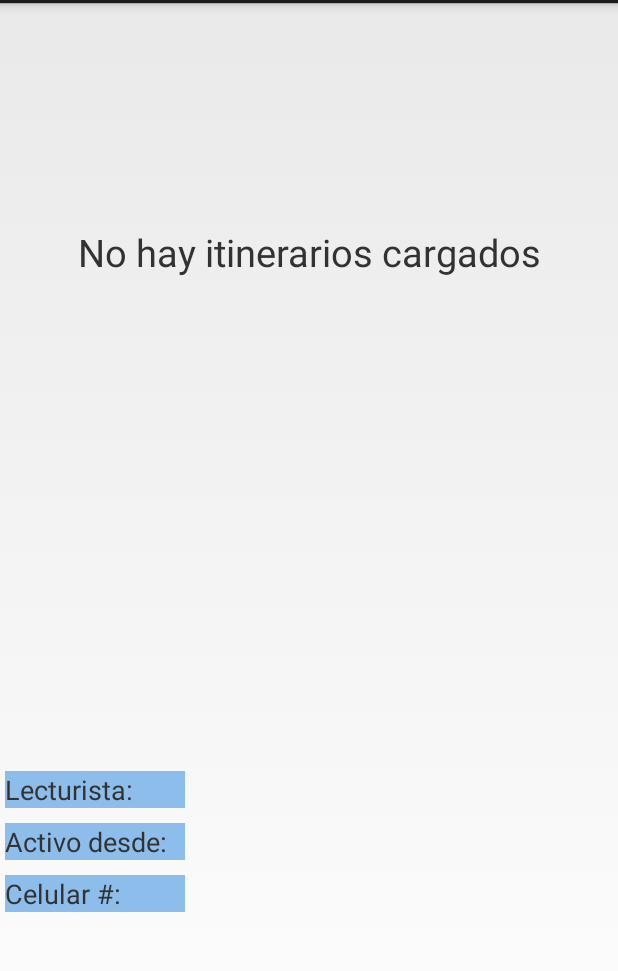
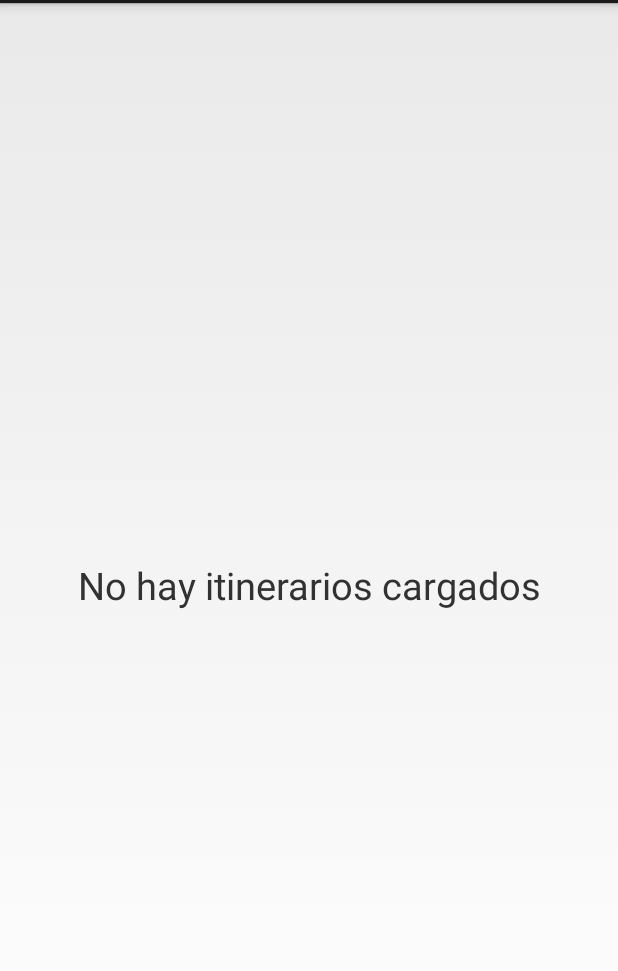
Before and after one commit to ryolp/SISTOLE_Engie_v1, an Android app: the layout entrada_principal.xml on its own in the app's theme, with its tools: preview values and no code run, on a phone screen of 412 x 824 dp, the part 69-1040 px from its top. Run offline under Robolectric (Android 15) with nearby library versions, the phone set to English and light mode, and no system bars.

Commit message:
Prinicipal fragment. Mostrar los datos del lecturista en el ResumenGridAdapter. TomaDeLecturaEngie. Que en la función getPrincipal regrese los datos del lecturista. WebApiService. Que de manera predeterminada apunte al HTTPS de Engie.

```diff
--- a/app/src/main/java/enruta/sistole_gen/Principal.java
+++ b/app/src/main/java/enruta/sistole_gen/Principal.java
@@ -36,10 +36,9 @@ public class Principal extends Fragment {
         rootView = inflater.inflate(R.layout.entrada_principal, container, false);
 
         ma_papa = (Main) getActivity();
-        globales = (Globales)rootView.getContext().getApplicationContext();
+        globales = (Globales) rootView.getContext().getApplicationContext();
 
         actualizaResumen();
-        llenarInfoLecturista();
 
         //Esto fue una prueba... es la manera de comunicarme con su padre...
         //((Main)getActivity()).finish();
@@ -161,35 +160,4 @@ public class Principal extends Fragment {
 
 
     }
-
-    private void llenarInfoLecturista() {
-        TextView lblLecturista;
-        TextView lblActivoDesde;
-        TextView lblCelular;
-        EmpleadoCplEntity emp;
-
-        lblLecturista = (TextView)rootView.findViewById(R.id.lbl_lecturista);
-        lblActivoDesde = (TextView)rootView.findViewById(R.id.lbl_activoDesde);
-        lblCelular = (TextView)rootView.findViewById(R.id.lbl_celular);
-
-        if (lblLecturista == null || lblActivoDesde == null || lblCelular == null) {
-            showMessageLong("Error al crear controles");
-            return;
-        }
-
-        if (globales.usuarioEntity == null)
-            return;
-
-        lblLecturista.setText(globales.usuarioEntity.NombreCompleto);
-        //lblActivoDesde.setText(globales.usuarioEntity.FechaActivo);
-        lblCelular.setText(globales.usuarioEntity.Telefono);
-    }
-
-    private void showMessageLong(String sMessage) {
-        Toast.makeText(rootView.getContext(), sMessage, Toast.LENGTH_LONG).show();
-    }
-
-    private void showMessageShort(String sMessage) {
-        Toast.makeText(rootView.getContext(), sMessage, Toast.LENGTH_SHORT).show();
-    }
 }
--- a/app/src/main/java/enruta/sistole_gen/TomaDeLecturasEngie.java
+++ b/app/src/main/java/enruta/sistole_gen/TomaDeLecturasEngie.java
@@ -1485,8 +1485,8 @@ public class TomaDeLecturasEngie extends TomaDeLecturasGenerica {
 
         // RLR, 2022-08, Se agregan los datos del lecturista
         if (globales.usuarioEntity != null) {
-            resumen.add(new EstructuraResumen(globales.usuarioEntity.NombreCompleto, "Lecturista:"));
-            resumen.add(new EstructuraResumen(globales.usuarioEntity.Telefono,"Celular:"));
+            resumen.add(new EstructuraResumen(globales.usuarioEntity.NombreCompleto, "Lect:"));
+            resumen.add(new EstructuraResumen(globales.usuarioEntity.Telefono,"Cel:"));
             resumen.add(new EstructuraResumen("", "")); //Agregamos una linea mas
         }
 
--- a/app/src/main/java/enruta/sistole_gen/services/WebApiService.java
+++ b/app/src/main/java/enruta/sistole_gen/services/WebApiService.java
@@ -20,7 +20,7 @@ public class WebApiService {
         //apiURL = "http://192.168.2.103/sistolewebapi/";
         //apiURL = "http://192.168.2.103/sistoleweb_dev1/";
         //apiURL = "http://192.168.2.103:8080/";
-        apiURL = "http://engie.sistoleweb.com/";
+        apiURL = "https://engie.sistoleweb.com/";
 
         return Create(apiURL);
     }
--- a/app/src/main/res/layout/entrada_principal.xml
+++ b/app/src/main/res/layout/entrada_principal.xml
@@ -7,14 +7,6 @@
     android:theme="@style/CPL_PrincipalTheme"
     tools:context=".Main">
 
-    <LinearLayout
-        android:layout_width="match_parent"
-        android:layout_height="0dp"
-        android:layout_marginBottom="10dp"
-        android:layout_weight="0.5"
-        android:gravity="center_vertical"
-        android:orientation="vertical">
-
     <TextView
         android:id="@+id/tv_resumen"
         android:layout_width="match_parent"
@@ -22,8 +14,7 @@
         android:fillViewport="true"
         android:gravity="center"
         android:text="@string/msj_main_no_hay_itinerarios"
-            android:textSize="25sp"
-            />
+        android:textSize="25sp" />
 
     <GridView
         android:id="@+id/gv_resumen"
@@ -32,79 +23,3 @@
         android:numColumns="1"
         android:visibility="gone"></GridView>
 </LinearLayout>
-
-    <LinearLayout
-        android:layout_width="match_parent"
-        android:layout_height="wrap_content"
-        android:layout_marginTop="30dp"
-        android:layout_margin="3dp"
-        android:layout_weight="0.5"
-        android:gravity="center_vertical"
-        android:orientation="vertical">
-
-        <LinearLayout
-            android:layout_width="match_parent"
-            android:layout_marginBottom="10dp"
-            android:layout_height="wrap_content"
-            android:orientation="horizontal">
-
-            <TextView
-                android:layout_width="0dp"
-                android:layout_height="wrap_content"
-                android:layout_weight="0.30"
-                android:layout_marginRight="5dp"
-                android:theme="@style/CPL_PrincipalTheme_Labels"
-                android:text="@string/str_lecturista"/>
-
-            <TextView
-                android:id="@+id/lbl_lecturista"
-                android:layout_width="0dp"
-                android:layout_height="wrap_content"
-                android:layout_weight="0.70"
-                android:text="" />
-        </LinearLayout>
-
-        <LinearLayout
-            android:layout_width="match_parent"
-            android:layout_height="wrap_content"
-            android:layout_marginBottom="10dp"
-            android:orientation="horizontal">
-
-            <TextView
-                android:layout_width="0dp"
-                android:layout_height="wrap_content"
-                android:layout_weight="0.30"
-                android:layout_marginRight="5dp"
-                android:theme="@style/CPL_PrincipalTheme_Labels"
-                android:text="@string/str_activoDesde" />
-
-            <TextView
-                android:id="@+id/lbl_activoDesde"
-                android:layout_width="0dp"
-                android:layout_height="wrap_content"
-                android:layout_weight="0.70"
-                android:text="" />
-        </LinearLayout>
-
-        <LinearLayout
-            android:layout_width="match_parent"
-            android:layout_height="wrap_content"
-            android:orientation="horizontal">
-
-            <TextView
-                android:layout_width="0dp"
-                android:layout_height="wrap_content"
-                android:layout_weight="0.30"
-                android:layout_marginRight="5dp"
-                android:theme="@style/CPL_PrincipalTheme_Labels"
-                android:text="@string/str_celular" />
-
-            <TextView
-                android:id="@+id/lbl_celular"
-                android:layout_width="0dp"
-                android:layout_height="wrap_content"
-                android:layout_weight="0.70"
-                android:text="" />
-        </LinearLayout>
-    </LinearLayout>
-</LinearLayout>
```
Also changed, not shown: 103 other files. Lines whose indentation alone changed are shown as unchanged.
